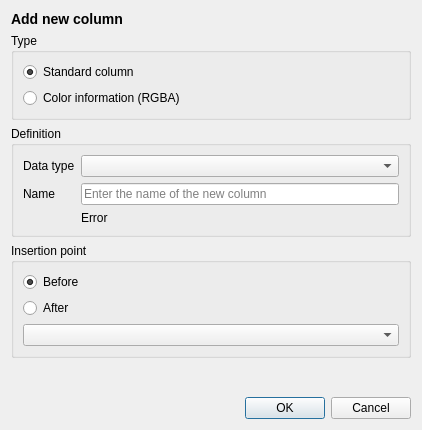
noaa-ocs-hydrography/qgis-raster-attribute-table-plugin, file dialogs/Ui_AddColumnDialog.ui: the form before one commit.
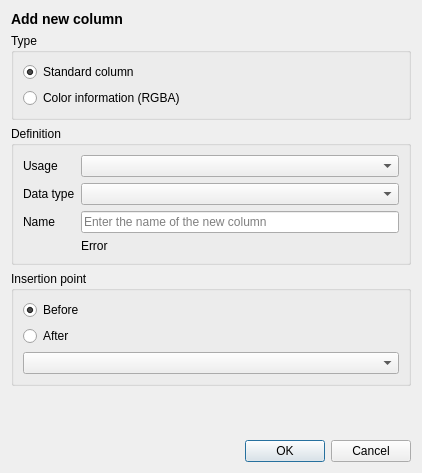
The form after the commit.

Commit message: More column validation

```diff
--- a/dialogs/Ui_AddColumnDialog.ui
+++ b/dialogs/Ui_AddColumnDialog.ui
@@ -7,7 +7,7 @@
     <x>0</x>
     <y>0</y>
     <width>422</width>
-    <height>430</height>
+    <height>473</height>
    </rect>
   </property>
   <property name="windowTitle">
@@ -54,23 +54,23 @@
      </property>
      <layout class="QGridLayout" name="gridLayout_2">
       <item row="1" column="1">
-       <widget class="QLineEdit" name="mName">
-        <property name="placeholderText">
-         <string>Enter the name of the new column</string>
+       <widget class="QComboBox" name="mDataType"/>
+      </item>
+      <item row="3" column="1">
+       <widget class="QLabel" name="mError">
+        <property name="text">
+         <string>Error</string>
         </property>
        </widget>
       </item>
-      <item row="1" column="0">
+      <item row="2" column="0">
        <widget class="QLabel" name="label_2">
         <property name="text">
          <string>Name</string>
         </property>
        </widget>
       </item>
-      <item row="0" column="1">
-       <widget class="QComboBox" name="mDataType"/>
-      </item>
-      <item row="0" column="0">
+      <item row="1" column="0">
        <widget class="QLabel" name="label_3">
         <property name="text">
          <string>Data type</string>
@@ -78,9 +78,19 @@
        </widget>
       </item>
       <item row="2" column="1">
-       <widget class="QLabel" name="mError">
+       <widget class="QLineEdit" name="mName">
+        <property name="placeholderText">
+         <string>Enter the name of the new column</string>
+        </property>
+       </widget>
+      </item>
+      <item row="0" column="1">
+       <widget class="QComboBox" name="mUsage"/>
+      </item>
+      <item row="0" column="0">
+       <widget class="QLabel" name="label_4">
         <property name="text">
-         <string>Error</string>
+         <string>Usage</string>
         </property>
        </widget>
       </item>
```
The commit also changes 4 other files.
